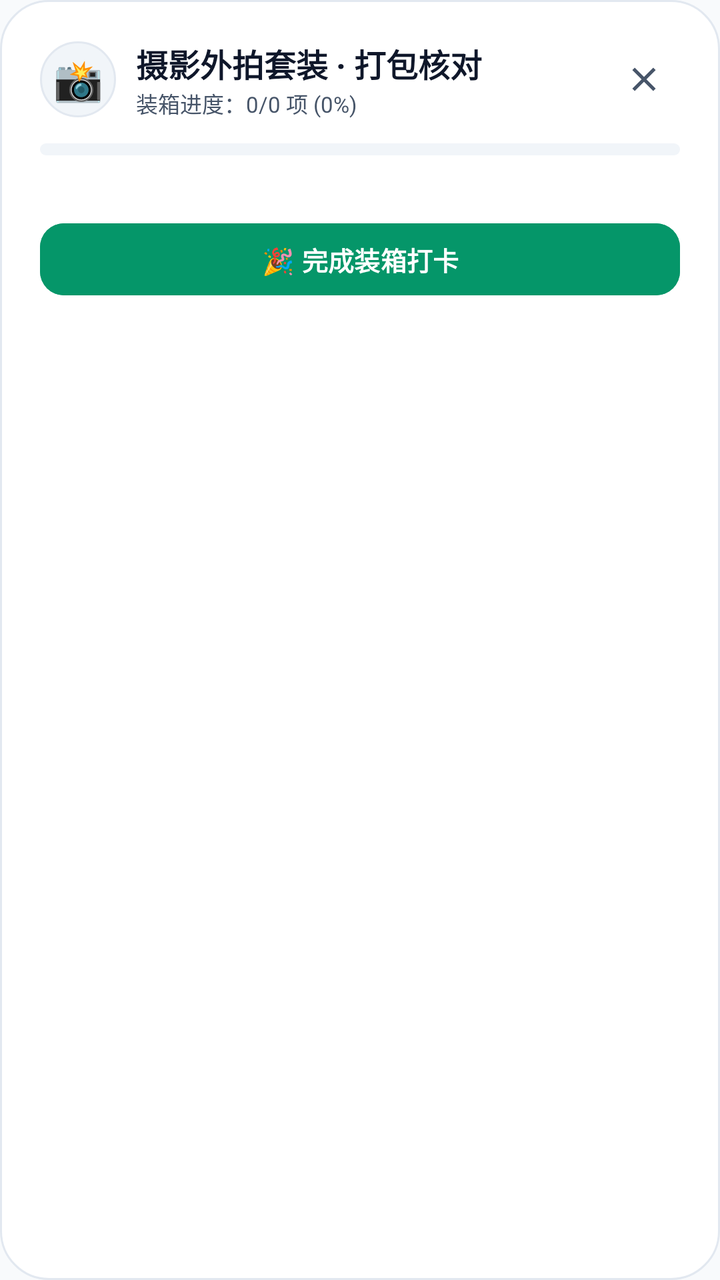
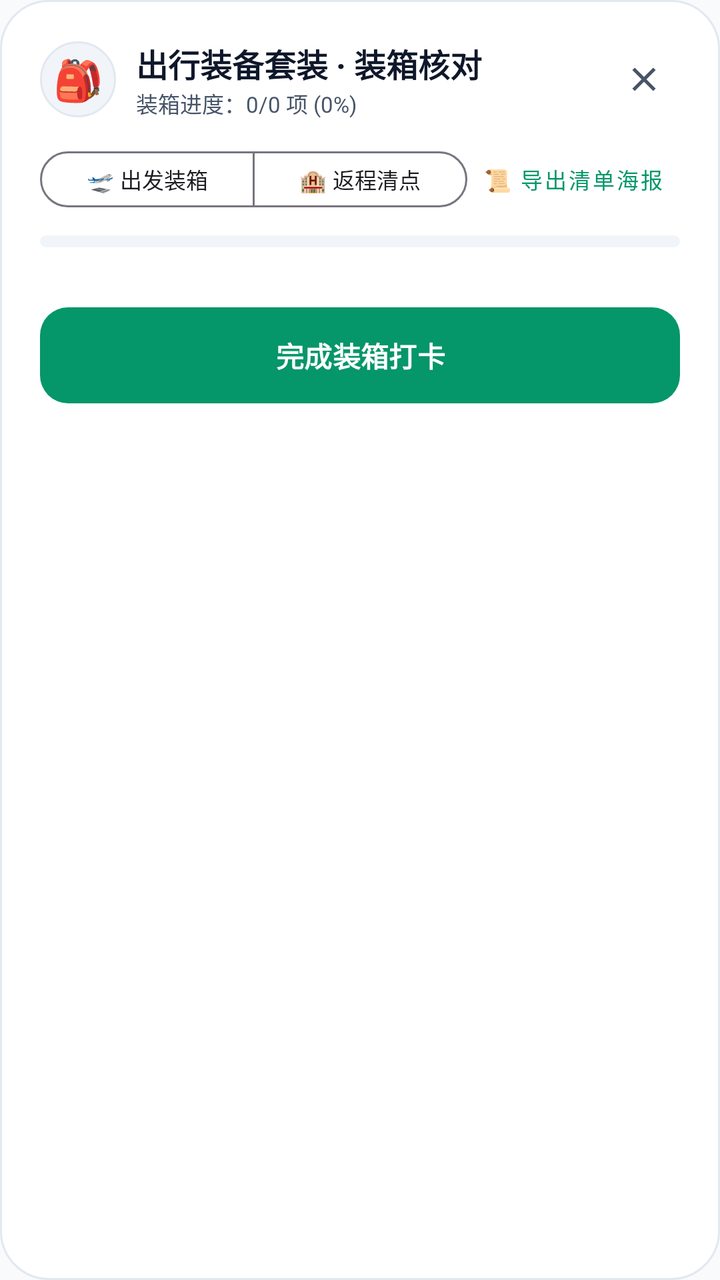

An Android layout rendered at two revisions. The XML below is the earlier revision; the diff shows what the commit changed to produce the second picture.
<!-- AndroidManifest.xml: application theme Theme.DiaperTracker -->
<!-- res/layout/dialog_kit_checklist.xml -->
<?xml version="1.0" encoding="utf-8"?>
<LinearLayout xmlns:android="http://schemas.android.com/apk/res/android"
    xmlns:app="http://schemas.android.com/apk/res-auto"
    android:layout_width="match_parent"
    android:layout_height="wrap_content"
    android:orientation="vertical"
    android:background="@drawable/bg_dialog_card"
    android:padding="20dp">

    
    <LinearLayout
        android:layout_width="match_parent"
        android:layout_height="wrap_content"
        android:orientation="horizontal"
        android:gravity="center_vertical"
        android:layout_marginBottom="12dp">

        <TextView
            android:id="@+id/tv_kit_checklist_icon"
            android:layout_width="38dp"
            android:layout_height="38dp"
            android:gravity="center"
            android:textSize="20sp"
            android:text="📸"
            android:background="@drawable/bg_icon_circle_soft" />

        <LinearLayout
            android:layout_width="0dp"
            android:layout_height="wrap_content"
            android:layout_weight="1"
            android:layout_marginStart="10dp"
            android:orientation="vertical">

            <TextView
                android:id="@+id/tv_kit_checklist_name"
                android:layout_width="wrap_content"
                android:layout_height="wrap_content"
                android:text="摄影外拍套装 · 打包核对"
                android:textSize="16sp"
                android:textStyle="bold"
                android:textColor="@color/text_primary"
                android:fontFamily="sans-serif-medium" />

            <TextView
                android:id="@+id/tv_kit_checklist_progress_desc"
                android:layout_width="wrap_content"
                android:layout_height="wrap_content"
                android:text="装箱进度：0/0 项 (0%)"
                android:textSize="11sp"
                android:textColor="@color/text_secondary" />
        </LinearLayout>

        <ImageView
            android:id="@+id/btn_close_checklist"
            android:layout_width="36dp"
            android:layout_height="36dp"
            android:src="@drawable/ic_close"
            android:padding="8dp"
            app:tint="@color/text_secondary"
            android:background="?attr/selectableItemBackgroundBorderless"
            android:contentDescription="关闭" />
    </LinearLayout>

    
    <ProgressBar
        android:id="@+id/pb_kit_checklist"
        style="?android:attr/progressBarStyleHorizontal"
        android:layout_width="match_parent"
        android:layout_height="6dp"
        android:max="100"
        android:progress="0"
        android:progressDrawable="@drawable/bg_progress_track"
        android:layout_marginBottom="14dp" />

    
    <ScrollView
        android:layout_width="match_parent"
        android:layout_height="wrap_content"
        android:maxHeight="320dp"
        android:overScrollMode="never"
        android:scrollbars="none">

        <LinearLayout
            android:id="@+id/layout_checklist_items"
            android:layout_width="match_parent"
            android:layout_height="wrap_content"
            android:orientation="vertical" />
    </ScrollView>

    
    <LinearLayout
        android:layout_width="match_parent"
        android:layout_height="wrap_content"
        android:orientation="horizontal"
        android:gravity="center"
        android:layout_marginTop="16dp">

        <Button
            android:id="@+id/btn_all_checked"
            android:layout_width="match_parent"
            android:layout_height="44dp"
            android:backgroundTint="@color/primary"
            android:text="🎉 完成装箱打卡"
            android:textSize="13sp"
            android:textStyle="bold"
            android:textColor="#FFFFFF"
            app:cornerRadius="12dp" />
    </LinearLayout>

</LinearLayout>
<!-- resources referenced by this layout -->
<resources>
  <color name="primary">#059669</color>
  <color name="text_primary">#0F172A</color>
  <color name="text_secondary">#475569</color>
  <!-- drawable bg_dialog_card (drawable) -->
  <?xml version="1.0" encoding="utf-8"?>
  <shape xmlns:android="http://schemas.android.com/apk/res/android"
      android:shape="rectangle">
      <solid android:color="@color/card" />
      <corners android:radius="24dp" />
      <stroke
          android:width="1dp"
          android:color="@color/card_border" />
  </shape>
  <!-- drawable bg_icon_circle_soft (drawable) -->
  <?xml version="1.0" encoding="utf-8"?>
  <shape xmlns:android="http://schemas.android.com/apk/res/android"
      android:shape="oval">
      <solid android:color="@color/input_bg" />
      <stroke
          android:width="1dp"
          android:color="@color/card_border" />
  </shape>
  <!-- drawable bg_progress_track (drawable) -->
  <?xml version="1.0" encoding="utf-8"?>
  <shape xmlns:android="http://schemas.android.com/apk/res/android"
      android:shape="rectangle">
      <corners android:radius="5dp" />
      <solid android:color="@color/input_bg" />
  </shape>
  <!-- drawable ic_close (drawable) -->
  <vector xmlns:android="http://schemas.android.com/apk/res/android"
      android:width="24dp"
      android:height="24dp"
      android:viewportWidth="24"
      android:viewportHeight="24">
      <path
          android:fillColor="#FFFFFFFF"
          android:pathData="M19,6.41L17.59,5 12,10.59 6.41,5 5,6.41 10.59,12 5,17.59 6.41,19 12,13.41 17.59,19 19,17.59 13.41,12z" />
  </vector>
  <style name="Theme.DiaperTracker" parent="Theme.Material3.DayNight.NoActionBar">
          <item name="colorPrimary">@color/primary</item>
          <item name="colorPrimaryDark">@color/primary_dark</item>
          <item name="colorSecondary">@color/accent</item>
          <item name="android:colorBackground">@color/background</item>
          <item name="android:statusBarColor">@color/primary_dark</item>
          <item name="android:windowLightStatusBar">false</item>
          <item name="android:navigationBarColor">@color/card</item>
          <item name="android:windowLightNavigationBar">true</item>
      </style>
  <color name="card">#FFFFFF</color>
  <color name="card_border">#E2E8F0</color>
  <color name="input_bg">#F1F5F9</color>
  <color name="primary_dark">#047857</color>
  <color name="accent">#F59E0B</color>
  <color name="background">#F8FAFC</color>
</resources>

<!-- the commit's change to res/layout/dialog_kit_checklist.xml (unified diff, before → after) -->
@@ -21,7 +21,7 @@
             android:layout_height="38dp"
             android:gravity="center"
             android:textSize="20sp"
-            android:text="📸"
+            android:text="🎒"
             android:background="@drawable/bg_icon_circle_soft" />
 
         <LinearLayout
@@ -35,7 +35,7 @@
                 android:id="@+id/tv_kit_checklist_name"
                 android:layout_width="wrap_content"
                 android:layout_height="wrap_content"
-                android:text="摄影外拍套装 · 打包核对"
+                android:text="出行装备套装 · 装箱核对"
                 android:textSize="16sp"
                 android:textStyle="bold"
                 android:textColor="@color/text_primary"
@@ -59,6 +59,54 @@
             app:tint="@color/text_secondary"
             android:background="?attr/selectableItemBackgroundBorderless"
             android:contentDescription="关闭" />
+    </LinearLayout>
+
+    
+    <LinearLayout
+        android:layout_width="match_parent"
+        android:layout_height="wrap_content"
+        android:orientation="horizontal"
+        android:gravity="center_vertical"
+        android:layout_marginBottom="10dp">
+
+        <com.google.android.material.button.MaterialButtonToggleGroup
+            android:id="@+id/toggle_group_checklist_mode"
+            android:layout_width="0dp"
+            android:layout_height="wrap_content"
+            android:layout_weight="1"
+            app:singleSelection="true"
+            app:selectionRequired="true">
+
+            <com.google.android.material.button.MaterialButton
+                android:id="@+id/btn_mode_depart"
+                style="?attr/materialButtonOutlinedStyle"
+                android:layout_width="0dp"
+                android:layout_height="36dp"
+                android:layout_weight="1"
+                android:text="🛫 出发装箱"
+                android:textSize="11sp"
+                android:paddingHorizontal="6dp" />
+
+            <com.google.android.material.button.MaterialButton
+                android:id="@+id/btn_mode_return"
+                style="?attr/materialButtonOutlinedStyle"
+                android:layout_width="0dp"
+                android:layout_height="36dp"
+                android:layout_weight="1"
+                android:text="🏨 返程清点"
+                android:textSize="11sp"
+                android:paddingHorizontal="6dp" />
+        </com.google.android.material.button.MaterialButtonToggleGroup>
+
+        <com.google.android.material.button.MaterialButton
+            android:id="@+id/btn_export_packing_poster"
+            style="@style/Widget.MaterialComponents.Button.TextButton"
+            android:layout_width="wrap_content"
+            android:layout_height="36dp"
+            android:text="📜 导出清单海报"
+            android:textSize="11sp"
+            android:textColor="@color/primary"
+            android:paddingHorizontal="8dp" />
     </LinearLayout>
 
     
@@ -98,13 +146,13 @@
         <Button
             android:id="@+id/btn_all_checked"
             android:layout_width="match_parent"
-            android:layout_height="44dp"
-            android:backgroundTint="@color/primary"
-            android:text="🎉 完成装箱打卡"
-            android:textSize="13sp"
+            android:layout_height="48dp"
+            android:text="完成装箱打卡"
+            android:textSize="14sp"
             android:textStyle="bold"
             android:textColor="#FFFFFF"
-            app:cornerRadius="12dp" />
+            android:background="@drawable/bg_btn_primary"
+            android:backgroundTint="@color/primary" />
     </LinearLayout>
 
 </LinearLayout>
<!-- resource entries referenced after the edit -->
@@ -3,6 +3,20 @@
   <color name="primary">#059669</color>
   <color name="text_primary">#0F172A</color>
   <color name="text_secondary">#475569</color>
+  <!-- drawable bg_btn_primary (drawable) -->
+  <?xml version="1.0" encoding="utf-8"?>
+  <ripple xmlns:android="http://schemas.android.com/apk/res/android"
+      android:color="#40FFFFFF">
+      <item>
+          <shape android:shape="rectangle">
+              <gradient
+                  android:angle="135"
+                  android:startColor="#10B981"
+                  android:endColor="#059669" />
+              <corners android:radius="14dp" />
+          </shape>
+      </item>
+  </ripple>
   <!-- drawable bg_dialog_card (drawable) -->
   <?xml version="1.0" encoding="utf-8"?>
   <shape xmlns:android="http://schemas.android.com/apk/res/android"
